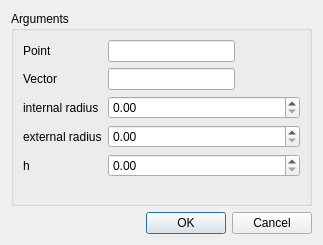
The window that src/HEXABLOCKGUI/Pipe_QTD.ui (SalomePlatform/hexablock) describes before a commit, drawn with Qt 5.
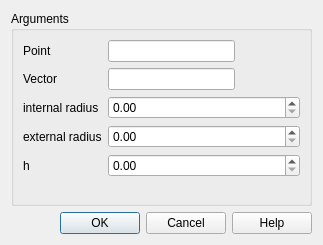
The same window after the commit.

Commit message: added: -Propagation, Vector ( completed ) dialog panel. -Help button on all panel. -Delegate for all Panel updated: -menu always showed for each action

```diff
--- a/src/HEXABLOCKGUI/Pipe_QTD.ui
+++ b/src/HEXABLOCKGUI/Pipe_QTD.ui
@@ -99,7 +99,7 @@
       <enum>Qt::Horizontal</enum>
      </property>
      <property name="standardButtons">
-      <set>QDialogButtonBox::Cancel|QDialogButtonBox::Ok</set>
+      <set>QDialogButtonBox::Cancel|QDialogButtonBox::Ok|QDialogButtonBox::Help</set>
      </property>
     </widget>
    </item>
```
The commit also changes 37 other files.
